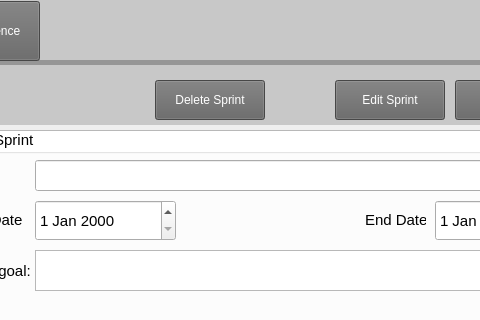
Old version of the form code/Staging_Environment/Recovered/Staging_Environment_Recorverd/parentboard.ui in the repository muazzamaqeel/Software-Project-CTS-5; both pictures show x 655 to 1135 and y 0 to 320 of the 1280 by 720 pixel window.
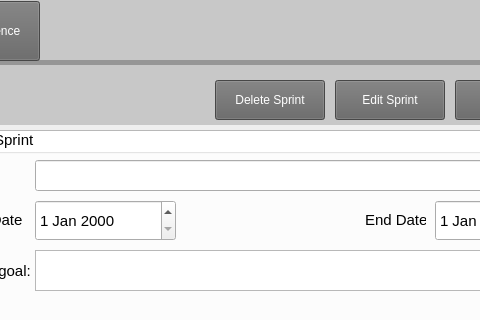
New version of the form. The open tabs and pages were chosen to show the change. Icons and pictures are not drawn.

Diff of the .ui file:
```diff
--- a/code/Staging_Environment/Recovered/Staging_Environment_Recorverd/parentboard.ui
+++ b/code/Staging_Environment/Recovered/Staging_Environment_Recorverd/parentboard.ui
@@ -2053,7 +2053,7 @@
     <widget class="QPushButton" name="delete_button">
      <property name="geometry">
       <rect>
-       <x>810</x>
+       <x>870</x>
        <y>20</y>
        <width>110</width>
        <height>40</height>
```
Left out of the diff: 2 changed lines with no effect on the pictures.
